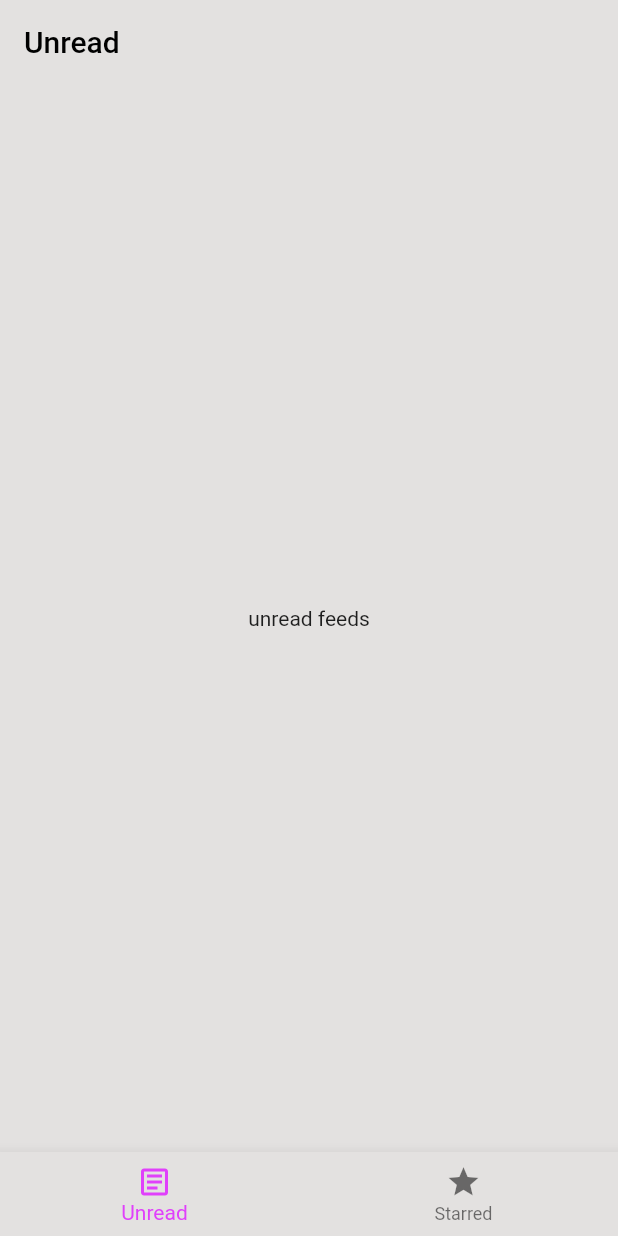
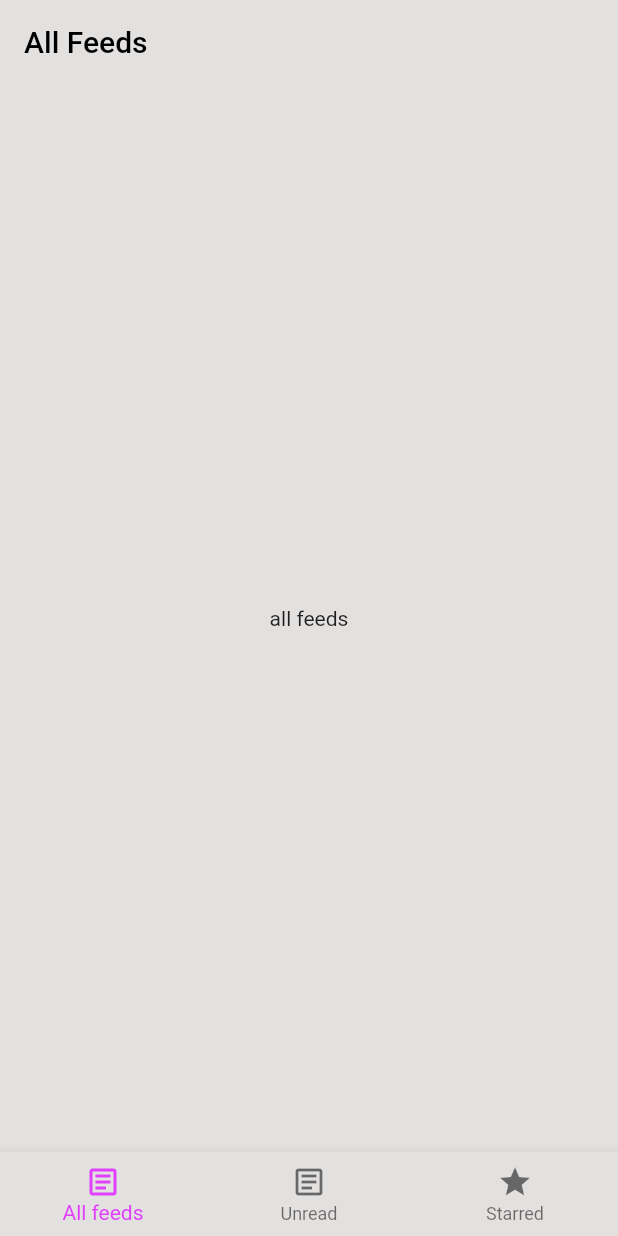
Before and after one commit to okuyan/feeds, a Flutter app: the screen it shows after launch, on a phone screen of 412 x 824 dp. Run offline on Flutter 3.47's test engine with Material 2 defaults, Android fonts, the light colour scheme and no system bars; our stand-ins replace go_router, google_fonts.

Commit message:
Add a new screen for all feeds

```diff
--- /dev/null
+++ b/lib/features/allfeeds/all_feeds_page.dart
@@ -0,0 +1,12 @@
+import 'package:flutter/material.dart';
+
+class AllFeedsPage extends StatelessWidget {
+  const AllFeedsPage({Key? key}) : super(key: key);
+
+  @override
+  Widget build(BuildContext context) {
+    return const Center(
+      child: Text('all feeds'),
+    );
+  }
+}
--- a/lib/features/home/home_page.dart
+++ b/lib/features/home/home_page.dart
@@ -1,6 +1,7 @@
 import 'package:flutter/material.dart';
 import 'package:provider/provider.dart';
 
+import 'package:feeds/features/allfeeds/all_feeds_page.dart';
 import 'package:feeds/features/unread/unread_page.dart';
 import 'package:feeds/features/starred/starred_page.dart';
 import 'package:feeds/models/models.dart';
@@ -17,6 +18,7 @@ class HomePage extends StatefulWidget {
 
 class _HomePageState extends State<HomePage> {
   static List<Widget> pages = [
+    const AllFeedsPage(),
     const UnreadPage(),
     const StarredPage(),
   ];
@@ -27,6 +29,9 @@ class _HomePageState extends State<HomePage> {
         builder: (context, appStateManager, child) {
       String title;
       switch (appStateManager.selectedTab) {
+        case FeedsTab.allFeeds:
+          title = 'All Feeds';
+          break;
         case FeedsTab.unread:
           title = 'Unread';
           break;
@@ -56,6 +61,10 @@ class _HomePageState extends State<HomePage> {
           items: const <BottomNavigationBarItem>[
             BottomNavigationBarItem(
               icon: Icon(Icons.article_outlined),
+              label: 'All feeds',
+            ),
+            BottomNavigationBarItem(
+              icon: Icon(Icons.article_outlined),
               label: 'Unread',
             ),
             BottomNavigationBarItem(
--- a/lib/models/app_state_manager.dart
+++ b/lib/models/app_state_manager.dart
@@ -3,13 +3,14 @@ import 'package:feeds/models/models.dart';
 import 'package:flutter/material.dart';
 
 class FeedsTab {
-  static const int unread = 0;
-  static const int starred = 1;
+  static const int allFeeds = 0;
+  static const int unread = 1;
+  static const int starred = 2;
 }
 
 class AppStateManager extends ChangeNotifier {
   bool _initialized = false;
-  int _selectedTab = FeedsTab.unread;
+  int _selectedTab = FeedsTab.allFeeds;
 
   bool get isInitialized => _initialized;
   int get selectedTab => _selectedTab;
```
